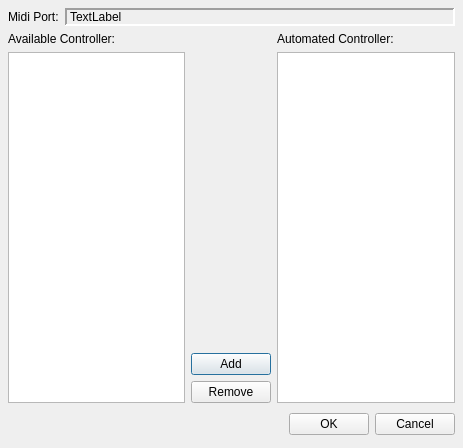
First picture: the form in muse/muse/ctrl/configmidictrl.ui, repository emrum/muse, before the edit.
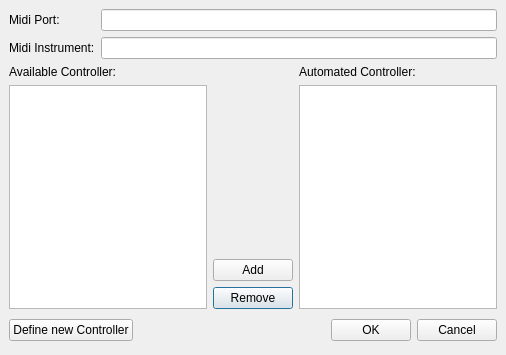
Second picture: the form after the edit.

```diff
--- a/muse/muse/ctrl/configmidictrl.ui
+++ b/muse/muse/ctrl/configmidictrl.ui
@@ -8,149 +8,122 @@
    <rect>
     <x>0</x>
     <y>0</y>
-    <width>463</width>
-    <height>448</height>
+    <width>506</width>
+    <height>355</height>
    </rect>
   </property>
   <property name="windowTitle" >
    <string>MusE: Config Midi Controller</string>
   </property>
-  <layout class="QVBoxLayout" >
+  <layout class="QGridLayout" >
    <property name="margin" >
-    <number>8</number>
+    <number>9</number>
    </property>
    <property name="spacing" >
     <number>6</number>
    </property>
-   <item>
-    <layout class="QHBoxLayout" >
+   <item row="0" column="0" colspan="3" >
+    <layout class="QGridLayout" >
      <property name="margin" >
       <number>0</number>
      </property>
      <property name="spacing" >
       <number>6</number>
      </property>
-     <item>
+     <item row="1" column="0" >
+      <widget class="QLabel" name="label_4" >
+       <property name="text" >
+        <string>Midi Instrument:</string>
+       </property>
+      </widget>
+     </item>
+     <item row="0" column="1" >
+      <widget class="QLineEdit" name="portName" >
+       <property name="readOnly" >
+        <bool>true</bool>
+       </property>
+      </widget>
+     </item>
+     <item row="1" column="1" >
+      <widget class="QLineEdit" name="instrumentName" >
+       <property name="readOnly" >
+        <bool>true</bool>
+       </property>
+      </widget>
+     </item>
+     <item row="0" column="0" >
       <widget class="QLabel" name="label_3" >
        <property name="text" >
         <string>&lt;html>&lt;head>&lt;meta name=&quot;qrichtext&quot; content=&quot;1&quot; />&lt;/head>&lt;body style=&quot; white-space: pre-wrap; font-family:Arial; font-weight:400; font-style:normal; text-decoration:none;&quot;>&lt;p style=&quot; margin-top:0px; margin-bottom:0px; margin-left:0px; margin-right:0px; -qt-block-indent:0; text-indent:0px;&quot;>Midi Port:&lt;/p>&lt;/body>&lt;/html></string>
        </property>
       </widget>
      </item>
-     <item>
-      <widget class="QLabel" name="portName" >
+    </layout>
+   </item>
+   <item row="1" column="2" >
+    <widget class="QLabel" name="label_2" >
        <property name="sizePolicy" >
         <sizepolicy>
-         <hsizetype>7</hsizetype>
-         <vsizetype>5</vsizetype>
+       <hsizetype>5</hsizetype>
+       <vsizetype>0</vsizetype>
          <horstretch>0</horstretch>
          <verstretch>0</verstretch>
         </sizepolicy>
        </property>
-       <property name="frameShape" >
-        <enum>QFrame::Panel</enum>
-       </property>
-       <property name="frameShadow" >
-        <enum>QFrame::Sunken</enum>
-       </property>
-       <property name="lineWidth" >
-        <number>2</number>
-       </property>
        <property name="text" >
-        <string>TextLabel</string>
+      <string>&lt;html>&lt;head>&lt;meta name="qrichtext" content="1" />&lt;/head>&lt;body style=" white-space: pre-wrap; font-family:Arial; font-weight:400; font-style:normal; text-decoration:none;">&lt;p style=" margin-top:0px; margin-bottom:0px; margin-left:0px; margin-right:0px; -qt-block-indent:0; text-indent:0px;">Automated Controller:&lt;/p>&lt;/body>&lt;/html></string>
        </property>
       </widget>
      </item>
-    </layout>
+   <item rowspan="3" row="2" column="2" >
+    <widget class="QListWidget" name="managedController" />
    </item>
-   <item>
-    <layout class="QHBoxLayout" >
-     <property name="margin" >
-      <number>0</number>
+   <item rowspan="2" row="1" column="1" >
+    <spacer>
+     <property name="orientation" >
+      <enum>Qt::Vertical</enum>
      </property>
-     <property name="spacing" >
-      <number>6</number>
+     <property name="sizeHint" >
+      <size>
+       <width>75</width>
+       <height>81</height>
+      </size>
      </property>
-     <item>
-      <layout class="QVBoxLayout" >
-       <property name="margin" >
-        <number>0</number>
-       </property>
-       <property name="spacing" >
-        <number>6</number>
-       </property>
-       <item>
+    </spacer>
+   </item>
+   <item row="1" column="0" >
         <widget class="QLabel" name="label" >
+     <property name="sizePolicy" >
+      <sizepolicy>
+       <hsizetype>5</hsizetype>
+       <vsizetype>0</vsizetype>
+       <horstretch>0</horstretch>
+       <verstretch>0</verstretch>
+      </sizepolicy>
+     </property>
          <property name="text" >
           <string>&lt;html>&lt;head>&lt;meta name=&quot;qrichtext&quot; content=&quot;1&quot; />&lt;/head>&lt;body style=&quot; white-space: pre-wrap; font-family:Arial; font-weight:400; font-style:normal; text-decoration:none;&quot;>&lt;p style=&quot; margin-top:0px; margin-bottom:0px; margin-left:0px; margin-right:0px; -qt-block-indent:0; text-indent:0px;&quot;>Available Controller:&lt;/p>&lt;/body>&lt;/html></string>
          </property>
         </widget>
        </item>
-       <item>
+   <item rowspan="3" row="2" column="0" >
         <widget class="QListWidget" name="availableController" />
        </item>
-      </layout>
-     </item>
-     <item>
-      <layout class="QVBoxLayout" >
-       <property name="margin" >
-        <number>0</number>
-       </property>
-       <property name="spacing" >
-        <number>6</number>
-       </property>
-       <item>
-        <spacer>
-         <property name="orientation" >
-          <enum>Qt::Vertical</enum>
-         </property>
-         <property name="sizeHint" >
-          <size>
-           <width>20</width>
-           <height>40</height>
-          </size>
-         </property>
-        </spacer>
-       </item>
-       <item>
-        <widget class="QPushButton" name="buttonAdd" >
-         <property name="text" >
-          <string>Add</string>
-         </property>
-        </widget>
-       </item>
-       <item>
+   <item row="4" column="1" >
         <widget class="QPushButton" name="buttonRemove" >
          <property name="text" >
           <string>Remove</string>
          </property>
         </widget>
        </item>
-      </layout>
-     </item>
-     <item>
-      <layout class="QVBoxLayout" >
-       <property name="margin" >
-        <number>0</number>
-       </property>
-       <property name="spacing" >
-        <number>6</number>
-       </property>
-       <item>
-        <widget class="QLabel" name="label_2" >
+   <item row="3" column="1" >
+    <widget class="QPushButton" name="buttonAdd" >
          <property name="text" >
-          <string>&lt;html>&lt;head>&lt;meta name=&quot;qrichtext&quot; content=&quot;1&quot; />&lt;/head>&lt;body style=&quot; white-space: pre-wrap; font-family:Arial; font-weight:400; font-style:normal; text-decoration:none;&quot;>&lt;p style=&quot; margin-top:0px; margin-bottom:0px; margin-left:0px; margin-right:0px; -qt-block-indent:0; text-indent:0px;&quot;>Automated Controller:&lt;/p>&lt;/body>&lt;/html></string>
+      <string>Add</string>
          </property>
         </widget>
        </item>
-       <item>
-        <widget class="QListWidget" name="managedController" />
-       </item>
-      </layout>
-     </item>
-    </layout>
-   </item>
-   <item>
+   <item row="5" column="0" colspan="3" >
     <layout class="QHBoxLayout" >
      <property name="margin" >
       <number>0</number>
@@ -158,6 +131,13 @@
      <property name="spacing" >
       <number>6</number>
      </property>
+     <item>
+      <widget class="QPushButton" name="defineButton" >
+       <property name="text" >
+        <string>Define new Controller</string>
+       </property>
+      </widget>
+     </item>
      <item>
       <spacer>
        <property name="orientation" >
```
Left out of the diff: 8 changed lines with no effect on the pictures. Lines whose indentation alone changed are shown as unchanged.
